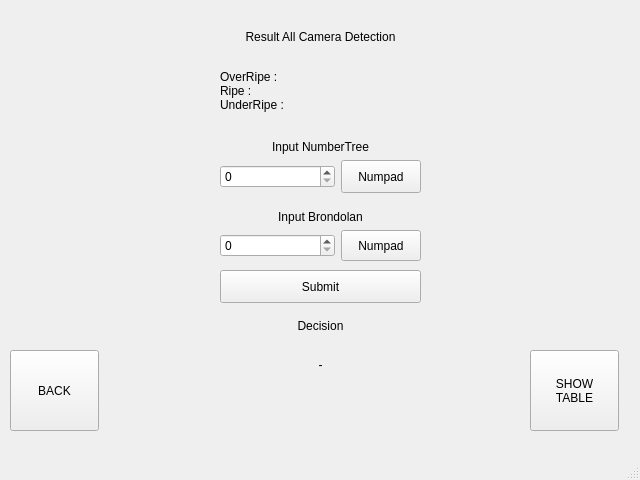
This is code/egrekdigitalv2.ui in alldone03/SwtYL as Qt 5 draws it before an edit. The edited form follows.
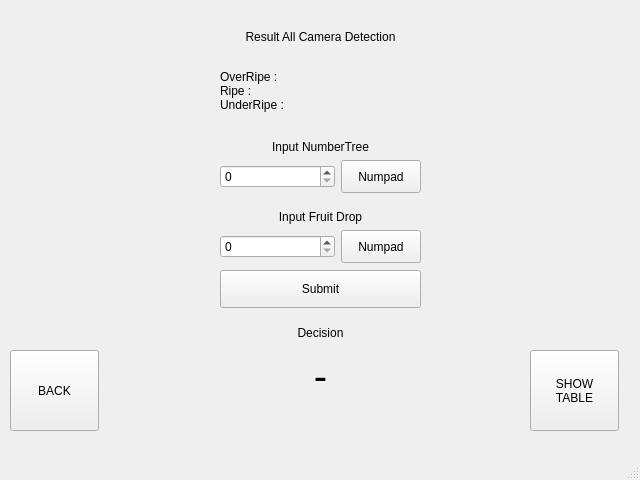
This is the edited form. The open tabs and pages were chosen to show the change.

Diff of the .ui file:
```diff
--- a/code/egrekdigitalv2.ui
+++ b/code/egrekdigitalv2.ui
@@ -360,7 +360,7 @@
         <x>220</x>
         <y>270</y>
         <width>201</width>
-        <height>111</height>
+        <height>81</height>
        </rect>
       </property>
       <layout class="QVBoxLayout" name="verticalLayout_7">
@@ -387,16 +387,6 @@
          </property>
         </widget>
        </item>
-       <item>
-        <widget class="QLabel" name="lbl_resultdecision">
-         <property name="text">
-          <string>-</string>
-         </property>
-         <property name="alignment">
-          <set>Qt::AlignCenter</set>
-         </property>
-        </widget>
-       </item>
       </layout>
      </widget>
      <widget class="QWidget" name="verticalLayoutWidget_6">
@@ -405,7 +395,7 @@
         <x>220</x>
         <y>210</y>
         <width>201</width>
-        <height>51</height>
+        <height>53</height>
        </rect>
       </property>
       <layout class="QVBoxLayout" name="verticalLayout_6">
@@ -418,7 +408,7 @@
           </sizepolicy>
          </property>
          <property name="text">
-          <string>Input Brondolan</string>
+          <string>Input Fruit Drop</string>
          </property>
          <property name="alignment">
           <set>Qt::AlignCenter</set>
@@ -509,6 +499,27 @@
        </item>
       </layout>
      </widget>
+     <widget class="QLabel" name="lbl_resultdecision">
+      <property name="geometry">
+       <rect>
+        <x>170</x>
+        <y>350</y>
+        <width>301</width>
+        <height>51</height>
+       </rect>
+      </property>
+      <property name="font">
+       <font>
+        <pointsize>30</pointsize>
+       </font>
+      </property>
+      <property name="text">
+       <string>-</string>
+      </property>
+      <property name="alignment">
+       <set>Qt::AlignCenter</set>
+      </property>
+     </widget>
     </widget>
     <widget class="QWidget" name="page_3">
      <widget class="QPushButton" name="btn_back3">
```
Left out of the diff: 44 changed lines with no effect on the pictures.
